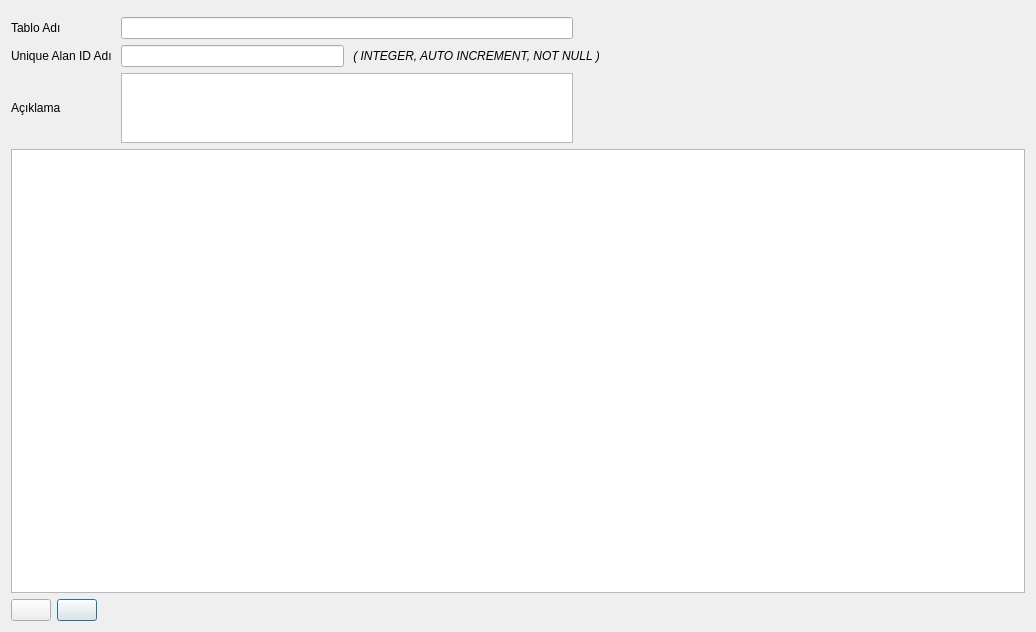
Qt form DESIGNER/sql_tablolar_fisi.ui (adakteknoloji/FRAMEWORK) before a commit.
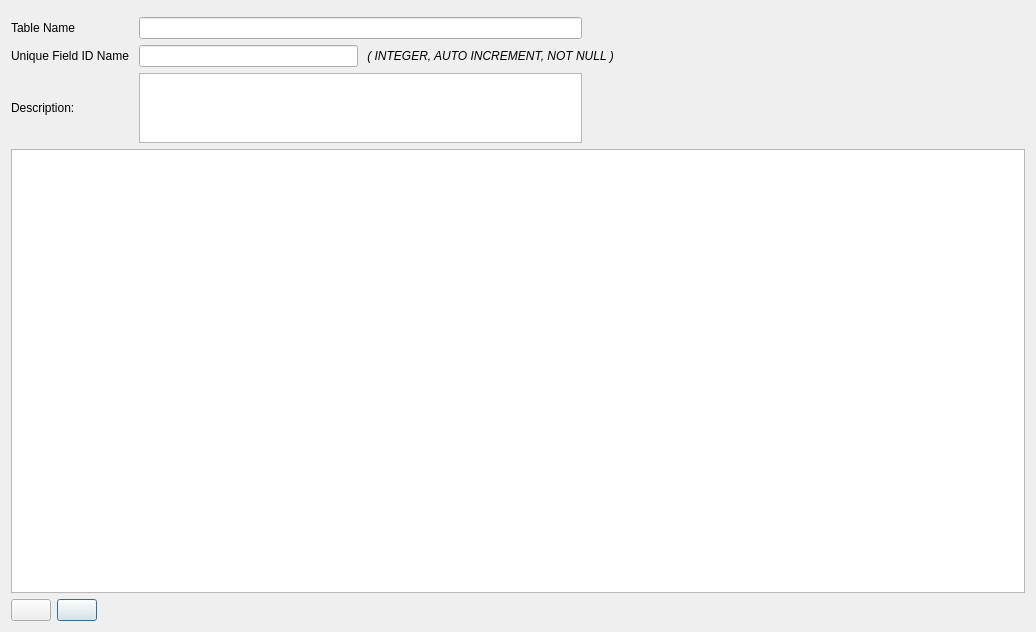
The same form after that commit. Icons and pictures are not drawn. Custom widgets are drawn as their Qt base class.

Commit message: belge_designer_fisi çevirisi tamamlandı

Diff of the .ui file:
```diff
--- a/DESIGNER/sql_tablolar_fisi.ui
+++ b/DESIGNER/sql_tablolar_fisi.ui
@@ -44,7 +44,7 @@
         </sizepolicy>
        </property>
        <property name="text">
-        <string>Tablo Adı </string>
+        <string>Table Name</string>
        </property>
       </widget>
      </item>
@@ -67,7 +67,7 @@
         </sizepolicy>
        </property>
        <property name="text">
-        <string>Unique Alan ID Adı </string>
+        <string>Unique Field ID Name </string>
        </property>
       </widget>
      </item>
@@ -108,7 +108,7 @@
         </sizepolicy>
        </property>
        <property name="text">
-        <string>Açıklama </string>
+        <string>Description:</string>
        </property>
       </widget>
      </item>
```
Left out of the diff: 8 changed lines with no effect on the pictures. The commit also changes 16 other files.
